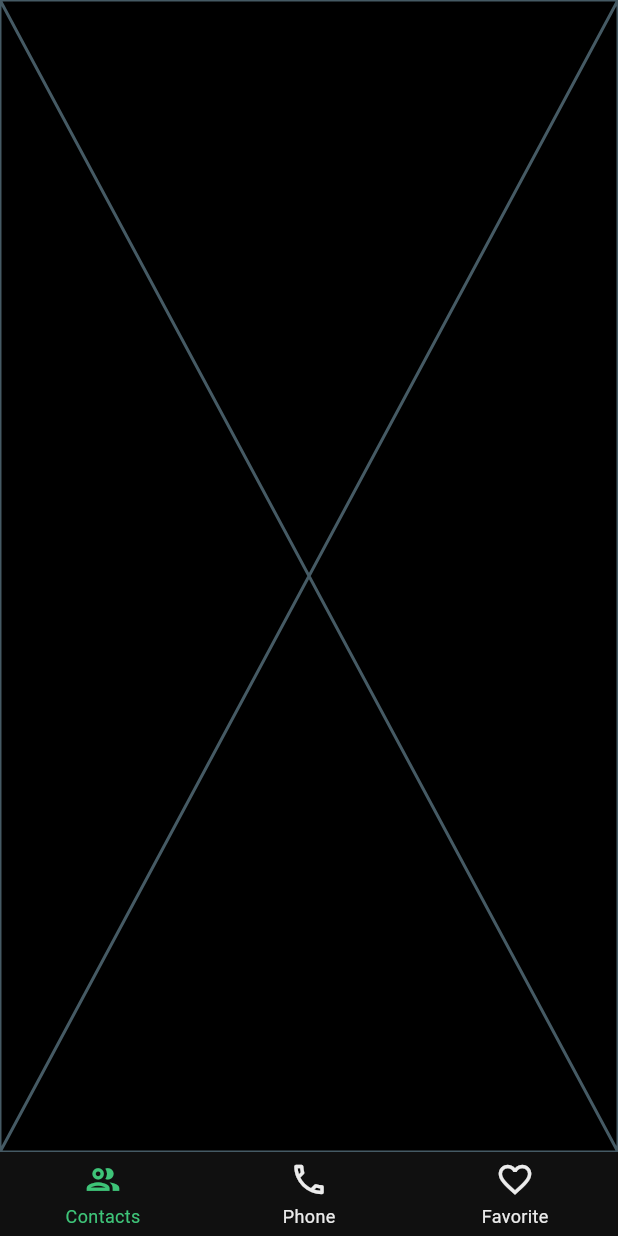
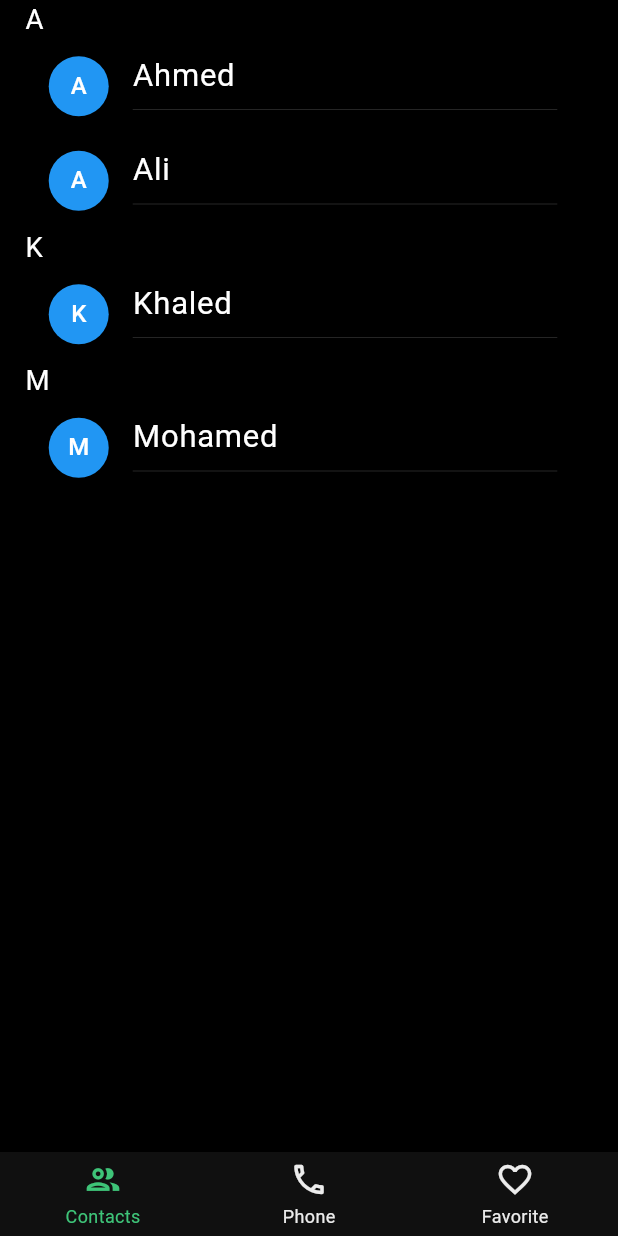
Before and after one commit to AhmedShehatah/phone-x, a Flutter app: the screen it shows after launch, on a phone screen of 412 x 824 dp. Run offline on Flutter 3.47's test engine with Material 2 defaults, Android fonts, the light colour scheme and no system bars; drawn by our look-alikes of grouped_list, persistent_bottom_nav_bar; our stand-ins replace contacts_service, flutter_screenutil, get, get_it, get_storage.

Commit message:
feat: add contacts style

```diff
--- a/lib/app.dart
+++ b/lib/app.dart
@@ -2,12 +2,12 @@ import 'package:flutter/material.dart';
 import 'package:flutter/services.dart';
 import 'package:flutter_screenutil/flutter_screenutil.dart';
 import 'package:get/get.dart';
+import 'package:phone_x/core/constants/app_style.dart';
+import 'package:phone_x/core/di/di_manager.dart';
 import 'package:phone_x/core/navigation/route_generator.dart';
 import 'package:phone_x/core/utils/screen_utils/device_utils.dart';
 import 'package:phone_x/ui/parent/page/parent_page.dart';
-
 import 'core/constants/app_consts.dart';
-import 'core/di/di_manager.dart';
 
 class App extends StatefulWidget {
   const App({super.key});
@@ -36,6 +36,15 @@ class _AppState extends State<App> {
           },
           theme: ThemeData.dark(
             useMaterial3: true,
+          ).copyWith(
+            primaryColor: DIManager.findCC().primaryColor,
+            colorScheme: ColorScheme.fromSwatch().copyWith(
+              secondary: DIManager.findCC().lightBlack,
+            ),
+            textTheme: TextTheme(
+              headlineMedium: AppStyle.bigTitleStyle,
+              bodyLarge: AppStyle.defaultStyle,
+            ),
           ),
           title: AppConsts.appName,
           initialRoute: ParentPage.routeName,
--- a/lib/core/constants/app_colors.dart
+++ b/lib/core/constants/app_colors.dart
@@ -16,7 +16,7 @@ class AppColorsController {
   Color bottomSheetShadow = const Color(0xFF000019);
   Color greyTextColor = const Color(0xFF505050);
 
-  Color hintTextColor = const Color(0x6666668D);
+  Color hintTextColor = const Color.fromARGB(102, 213, 213, 221);
   Color greyLightTextColor = const Color(0xFFA6A6A6);
   Color navyBlue = const Color(0xAA033B44);
   Color scaffoldBGColor = Colors.white;
@@ -30,11 +30,12 @@ class AppColorsController {
   Color grey = const Color(0xFFF3F3F3);
 
   Color textButtonBackground = const Color(0x00000000);
-  Color defaultPrimaryColor = const Color(0xFF8DCA26);
+  Color defaultPrimaryColor = const Color(0xff3ec478);
 
   Color greenProgressColor = const Color(0xff3ec478);
 
   Color darkGreyTextColor = const Color(0xff1f2630);
+  Color whiteTextColor = Colors.white;
   Color blueLightGreyColor = const Color(0xFFf5f7ff);
 
   Color notSelectedGrey = const Color(0xFF7A8FA6);
--- a/lib/core/constants/app_style.dart
+++ b/lib/core/constants/app_style.dart
@@ -268,48 +268,48 @@ class AppStyle {
 
   static TextStyle errorMessageStyle = TextStyle(
     fontSize: AppFontSize.fontSize_12,
-    color: DIManager.findDep<AppColorsController>().darkGreyTextColor,
+    color: DIManager.findDep<AppColorsController>().whiteTextColor,
     height: 2.0,
   );
 
   static TextStyle get smallTitleTextStyle => TextStyle(
         fontSize: AppFontSize.fontSize_13,
-        color: DIManager.findDep<AppColorsController>().darkGreyTextColor,
+        color: DIManager.findDep<AppColorsController>().whiteTextColor,
       );
 
   // 10
   static TextStyle lightSubtitle = TextStyle(
     fontSize: AppFontSize.fontSize_11,
     fontWeight: AppFontWeight.light,
-    color: DIManager.findDep<AppColorsController>().greyTextColor,
+    color: DIManager.findDep<AppColorsController>().whiteTextColor,
   );
 
   // 12
   static TextStyle get defaultStyle => TextStyle(
         fontSize: AppFontSize.fontSize_12,
-        color: DIManager.findDep<AppColorsController>().darkGreyTextColor,
+        color: DIManager.findDep<AppColorsController>().whiteTextColor,
         // height: AppFont.fontHeight,
       );
 
   // 14
   static TextStyle hintMessageStyle = TextStyle(
     fontSize: AppFontSize.fontSize_14,
-    color: DIManager.findDep<AppColorsController>().primaryColor,
+    color: DIManager.findDep<AppColorsController>().whiteTextColor,
     // height: AppFont.fontHeight,
   );
   static TextStyle text14Style = TextStyle(
     fontSize: AppFontSize.fontSize_14,
-    color: DIManager.findDep<AppColorsController>().darkGreyTextColor,
+    color: DIManager.findDep<AppColorsController>().whiteTextColor,
     // height: AppFont.fontHeight,
   );
   static TextStyle text12Style = TextStyle(
     fontSize: AppFontSize.fontSize_13,
-    color: DIManager.findDep<AppColorsController>().darkGreyTextColor,
+    color: DIManager.findDep<AppColorsController>().whiteTextColor,
     // height: AppFont.fontHeight,
   );
   static TextStyle smallTitleStyle = TextStyle(
     fontSize: AppFontSize.fontSize_14,
-    color: DIManager.findDep<AppColorsController>().darkGreyTextColor,
+    color: DIManager.findDep<AppColorsController>().whiteTextColor,
     fontWeight: FontWeight.w500,
   );
   static TextStyle lightGreyText14Style = TextStyle(
@@ -326,41 +326,53 @@ class AppStyle {
 
   static TextStyle tabBarUnselectedLabelStyle = TextStyle(
     fontSize: AppFontSize.fontSize_14,
-    color: DIManager.findDep<AppColorsController>().greyTextColor,
+    color: DIManager.findDep<AppColorsController>().whiteTextColor,
   );
 
   static TextStyle appbarStyle = TextStyle(
     fontSize: AppFontSize.fontSize_18,
-    color: DIManager.findDep<AppColorsController>().black,
+    color: DIManager.findDep<AppColorsController>().whiteTextColor,
     fontWeight: FontWeight.bold,
   );
   // 16
   static TextStyle titleStyle = TextStyle(
     fontSize: AppFontSize.fontSize_16,
-    color: DIManager.findDep<AppColorsController>().darkGreyTextColor,
+    color: DIManager.findDep<AppColorsController>().whiteTextColor,
     fontWeight: FontWeight.bold,
     letterSpacing: 1,
     // height: AppFont.fontHeight,
   );
   static TextStyle lightTitleStyle = TextStyle(
     fontSize: AppFontSize.fontSize_16,
-    color: DIManager.findDep<AppColorsController>().darkGreyTextColor,
+    color: DIManager.findDep<AppColorsController>().whiteTextColor,
     fontWeight: AppFontWeight.light,
+    letterSpacing: 1,
+    // height: AppFont.fontHeight,
+  );
+  static TextStyle normalTitleStyle = TextStyle(
+    fontSize: AppFontSize.fontSize_16,
+    color: DIManager.findDep<AppColorsController>().whiteTextColor,
+    // fontWeight: AppFontWeight.light,
     letterSpacing: 1,
     // height: AppFont.fontHeight,
   );
 
   static TextStyle whiteTextOnButton = TextStyle(
     fontSize: AppFontSize.fontSize_16,
-    color: DIManager.findDep<AppColorsController>().white,
+    color: DIManager.findDep<AppColorsController>().whiteTextColor,
     fontWeight: AppFontWeight.regular,
     // height: AppFont.fontHeight,
   );
   // 18
   static TextStyle bigTitleStyle = TextStyle(
     fontSize: AppFontSize.fontSize_18,
-    color: DIManager.findDep<AppColorsController>().darkGreyTextColor,
+    color: DIManager.findDep<AppColorsController>().whiteTextColor,
     fontWeight: FontWeight.w700,
+  );
+  static TextStyle bigRegularTitleStyle = TextStyle(
+    fontSize: AppFontSize.fontSize_18,
+    color: DIManager.findDep<AppColorsController>().whiteTextColor,
+    fontWeight: AppFontWeight.regular,
   );
 
   static double get appbarElevation => 4.0;
--- /dev/null
+++ b/lib/ui/contacts/page/contact_page.dart
@@ -0,0 +1,39 @@
+import 'package:contacts_service/contacts_service.dart';
+import 'package:flutter/material.dart';
+import 'package:grouped_list/grouped_list.dart';
+import 'package:phone_x/core/constants/app_style.dart';
+import 'package:phone_x/core/constants/dimens.dart';
+import 'package:phone_x/core/di/di_manager.dart';
+import 'package:phone_x/core/utils/screen_utils/device_utils.dart';
+import 'package:phone_x/ui/contacts/widgets/contact_list_item.dart';
+
+class ContactsPage extends StatelessWidget {
+  const ContactsPage({super.key});
+
+  @override
+  Widget build(BuildContext context) {
+    final tempList = [
+      Contact(displayName: "Ahmed"),
+      Contact(displayName: "Mohamed"),
+      Contact(displayName: "Khaled"),
+      Contact(displayName: "Ali"),
+    ];
+    return Scaffold(
+      backgroundColor: DIManager.findCC().black,
+      body: Padding(
+        padding: Dimens.defaultPageHorizontalPaddingSmall,
+        child: GroupedListView<Contact, String>(
+          elements: tempList,
+          groupBy: (contact) => contact.displayName![0],
+          groupSeparatorBuilder: (String groupByValue) => Text(
+            groupByValue,
+            style: AppStyle.normalTitleStyle,
+          ),
+          itemBuilder: (context, contact) {
+            return ContactListItem(contact: contact);
+          },
+        ),
+      ),
+    );
+  }
+}
--- /dev/null
+++ b/lib/ui/contacts/widgets/contact_list_item.dart
@@ -0,0 +1,31 @@
+import 'package:flutter/material.dart';
+import 'package:contacts_service/contacts_service.dart';
+import 'package:phone_x/core/constants/app_style.dart';
+import 'package:phone_x/core/constants/dimens.dart';
+import 'package:phone_x/core/utils/ui_utils/vertical_padding.dart';
+
+class ContactListItem extends StatelessWidget {
+  final Contact contact;
+
+  const ContactListItem({super.key, required this.contact});
+
+  @override
+  Widget build(BuildContext context) {
+    return ListTile(
+      leading: CircleAvatar(
+        child: Text(contact.displayName![0]),
+      ),
+      title: Text(
+        contact.displayName!,
+        style: AppStyle.bigRegularTitleStyle,
+      ),
+      subtitle: const Column(
+        children: [
+          Divider(
+            thickness: 0.10,
+          ),
+        ],
+      ),
+    );
+  }
+}
--- a/lib/ui/parent/page/parent_page.dart
+++ b/lib/ui/parent/page/parent_page.dart
@@ -1,6 +1,7 @@
 import 'package:flutter/material.dart';
 import 'package:persistent_bottom_nav_bar/persistent_tab_view.dart';
 import 'package:phone_x/core/di/di_manager.dart';
+import 'package:phone_x/ui/contacts/page/contact_page.dart';
 
 import '../../../core/constants/duration_consts.dart';
 
@@ -50,7 +51,7 @@ class _ParentPageState extends State<ParentPage> {
   }
 
   final List<Widget> _screens = [
-    const Placeholder(),
+    const ContactsPage(),
     const Placeholder(),
     const Placeholder(),
   ];
--- a/pubspec.yaml
+++ b/pubspec.yaml
@@ -47,6 +47,7 @@ dependencies:
   permission_handler: ^10.4.3
   contacts_service: ^0.6.3
   persistent_bottom_nav_bar: ^5.0.2
+  grouped_list: ^5.1.2
 
 dev_dependencies:
   flutter_test:
```
Also changed, not shown: pubspec.lock.
